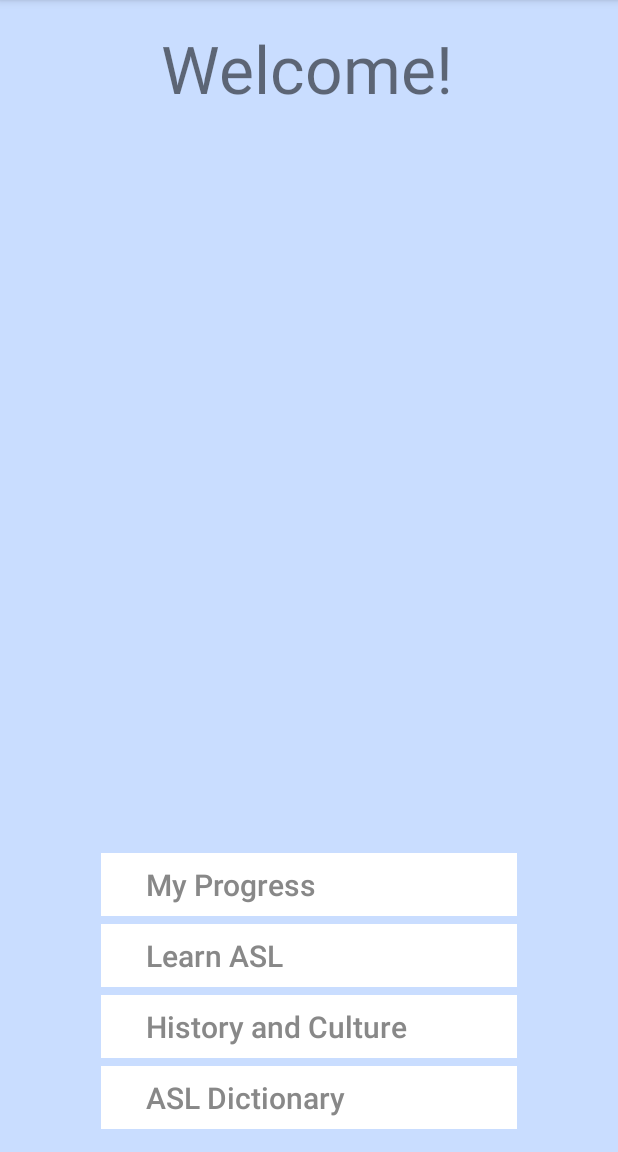
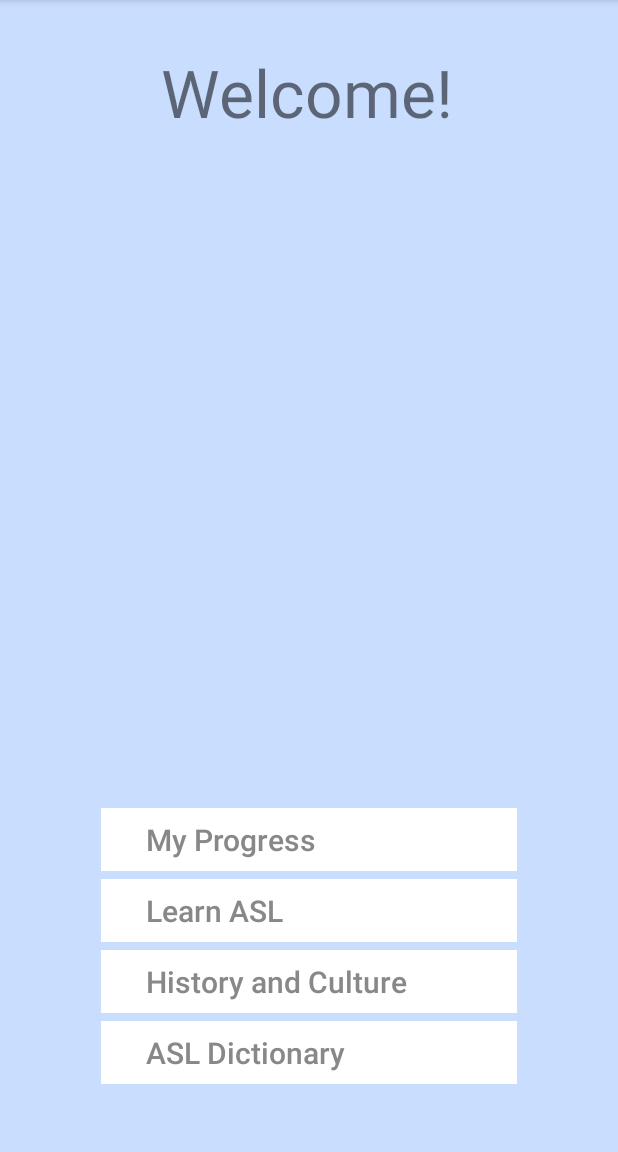
Before and after one commit to MeandrousShark/ASLearn, an Android app: the screen it shows after launch (MainActivity), on a phone screen of 412 x 824 dp, the part 84-1236 px from its top. Run offline under Robolectric (Android 15) with nearby library versions, the phone set to English and light mode, and no system bars.

Commit message:
updated padding

```diff
--- a/app/src/main/res/layout/activity_main.xml
+++ b/app/src/main/res/layout/activity_main.xml
@@ -13,7 +13,7 @@
         android:layout_width="198dp"
         android:layout_height="0dp"
         android:layout_marginBottom="203dp"
-        android:layout_marginTop="16dp"
+        android:layout_marginTop="32dp"
         android:text="Welcome!"
         android:textSize="44sp"
         app:layout_constraintBottom_toTopOf="@+id/button14"
@@ -65,7 +65,7 @@
         android:id="@+id/button16"
         android:layout_width="277dp"
         android:layout_height="42dp"
-        android:layout_marginBottom="15dp"
+        android:layout_marginBottom="45dp"
         android:layout_marginEnd="53dp"
         android:layout_marginStart="53dp"
         android:background="#FFFFFF"
```
